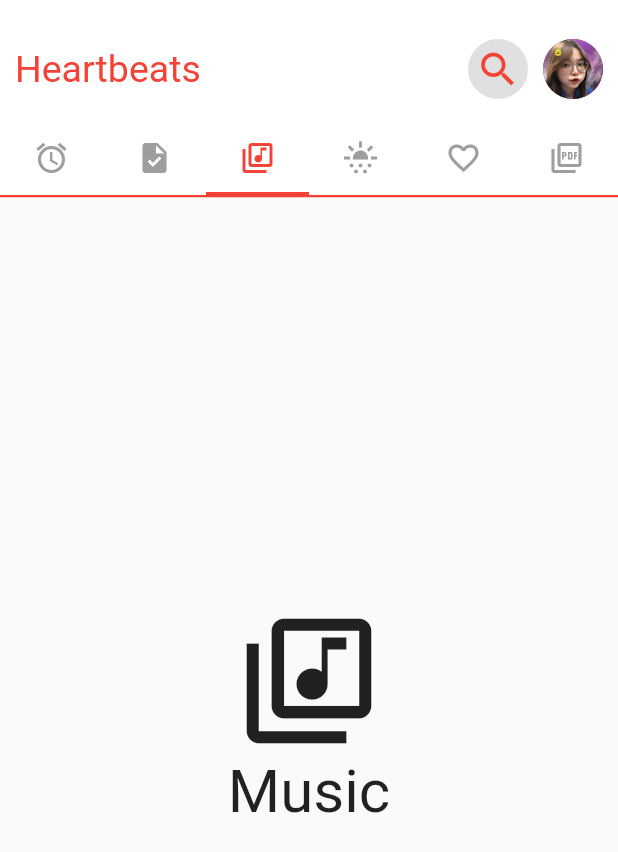
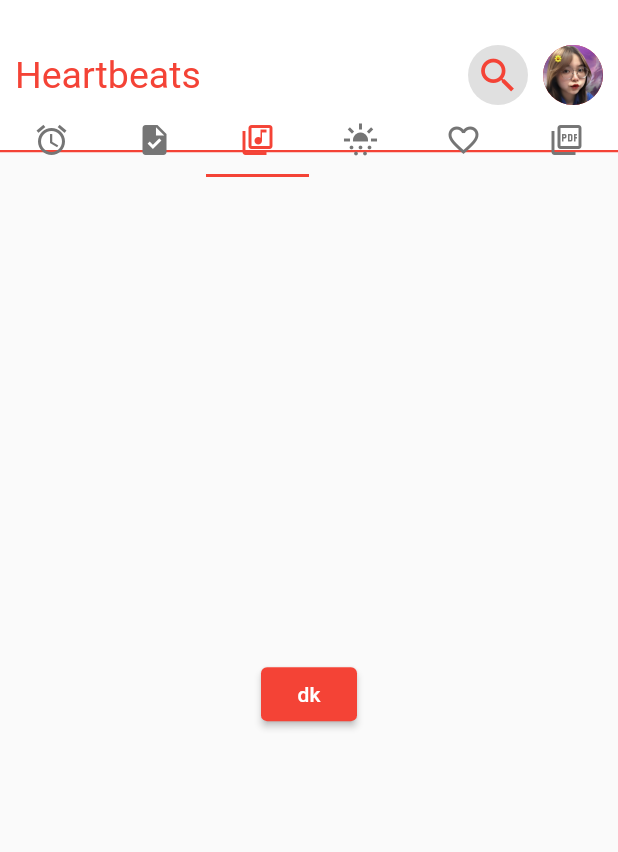
Before and after one commit to tungisdab/AlarmClock, a Flutter app: the screen it shows after launch, tab 3 chosen, on a phone screen of 412 x 824 dp. Shown: the top 852 px of the screen. Run offline on Flutter 3.47's test engine with Material 2 defaults, Android fonts, the phone set to English and light mode, and no system bars; our stand-ins replace dio, firebase_auth, firebase_core, flutter_local_notifications, font_awesome_flutter, shared_preferences and 2 more; missing offline and left inert: flutter_pdfview; accounts and stored records are empty.

```diff
--- a/lib/main.dart
+++ b/lib/main.dart
@@ -1,9 +1,12 @@
 import 'package:alarm_clock/page/home.dart';
 import 'package:flutter/material.dart';
 import 'package:flutter/services.dart';
+import 'package:firebase_core/firebase_core.dart';
+import 'package:firebase_auth/firebase_auth.dart' as firebase_auth;
 
 void main() async {
   WidgetsFlutterBinding.ensureInitialized();
+  await Firebase.initializeApp();
   runApp(MyApp());
   SystemChrome.setEnabledSystemUIMode(
     SystemUiMode.manual,
@@ -22,6 +25,7 @@ class MyApp extends StatefulWidget {
 }
 
 class _MyAppState extends State<MyApp> {
+  firebase_auth.FirebaseAuth auth = firebase_auth.FirebaseAuth.instance;
 
   @override
   Widget build(BuildContext context) {
--- a/lib/page/home.dart
+++ b/lib/page/home.dart
@@ -1,5 +1,6 @@
 import 'package:alarm_clock/page/alarm.dart';
 import 'package:alarm_clock/page/lovedays.dart';
+import 'package:alarm_clock/page/music.dart';
 import 'package:alarm_clock/page/read_pdf.dart';
 import 'package:alarm_clock/page/todo.dart';
 import 'package:alarm_clock/page/weather.dart';
@@ -56,7 +57,7 @@ class _HomeState extends State<Home> {
                 Alarm(),
                 // _tabBarViewItem(Icons.task, 'Todo List'),
                 Todo(),
-                _tabBarViewItem(Icons.my_library_music_outlined, 'Music'),
+                Music(),
                 Weather(),
                 Lovedays(),
                 ReadPdf(),
@@ -69,7 +70,7 @@ class _HomeState extends State<Home> {
   }
   PreferredSize _appBar() {
     return PreferredSize(
-      preferredSize: const Size.fromHeight(130),
+      preferredSize: const Size.fromHeight(100),
       child: Container(
         decoration: _boxDecoration(),
         child: Column(
@@ -164,7 +165,7 @@ class _HomeState extends State<Home> {
 
   Widget _space() {
     return SizedBox(
-      height: 10,
+      height: 30,
     );
   }
 
@@ -173,8 +174,16 @@ class _HomeState extends State<Home> {
       labelPadding: const EdgeInsets.all(0),
       labelColor: Colors.red,
       indicatorColor: Colors.red,
-      unselectedLabelColor: Colors.grey.shade500,
+      unselectedLabelColor: Colors.grey.shade600,
+      indicator: BoxDecoration(
+        border: Border(
+          bottom: BorderSide(
+            color: Colors.red,
+            width: 2,
 
+          ),
+        ),
+      ),
       tabs: const [
         Tab(
           iconMargin: EdgeInsets.all(0),
--- /dev/null
+++ b/lib/page/music.dart
@@ -0,0 +1,38 @@
+import 'package:flutter/material.dart';
+import 'package:firebase_auth/firebase_auth.dart' as firebase_auth;
+import 'package:firebase_core/firebase_core.dart';
+
+class Music extends StatefulWidget {
+  const Music({super.key});
+
+  @override
+  State<Music> createState() => _MusicState();
+}
+
+class _MusicState extends State<Music> {
+  firebase_auth.FirebaseAuth firebaseAuth = firebase_auth.FirebaseAuth.instance;
+
+  void signUp() async{
+    try{
+      await firebaseAuth.createUserWithEmailAndPassword(
+        email: '13342424@gmail.com',
+        password: 'password123',
+      );
+    } catch(e) {
+      print(e);
+    }
+  }
+  @override
+  Widget build(BuildContext context) {
+    return SafeArea(
+      child: Center(
+        child: ElevatedButton(
+          child: Text('dk'),
+          onPressed: () {
+            signUp();
+          },
+        ),
+      ),
+    );
+  }
+}
--- a/pubspec.yaml
+++ b/pubspec.yaml
@@ -41,6 +41,8 @@ dependencies:
   font_awesome_flutter: ^10.5.0
   shared_preferences: ^2.2.1
   path_provider: ^2.1.1
+  firebase_core: ^2.16.0
+  firebase_auth: ^4.10.0
 
 dev_dependencies:
   flutter_test:
```
Also changed, not shown: lib/page/lovedays.dart (+6 -2 lines), pubspec.lock, 6 other files.
